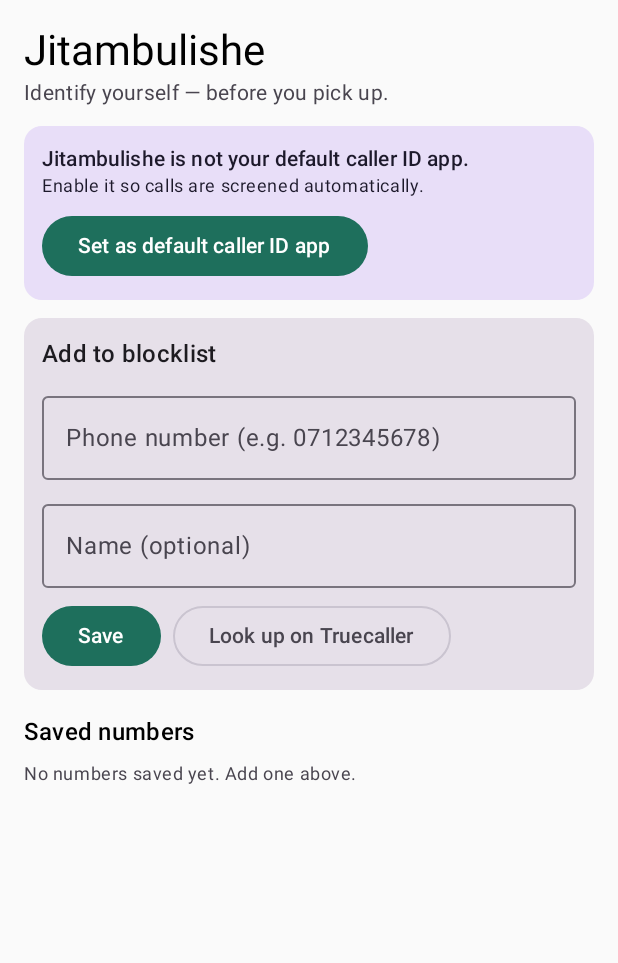
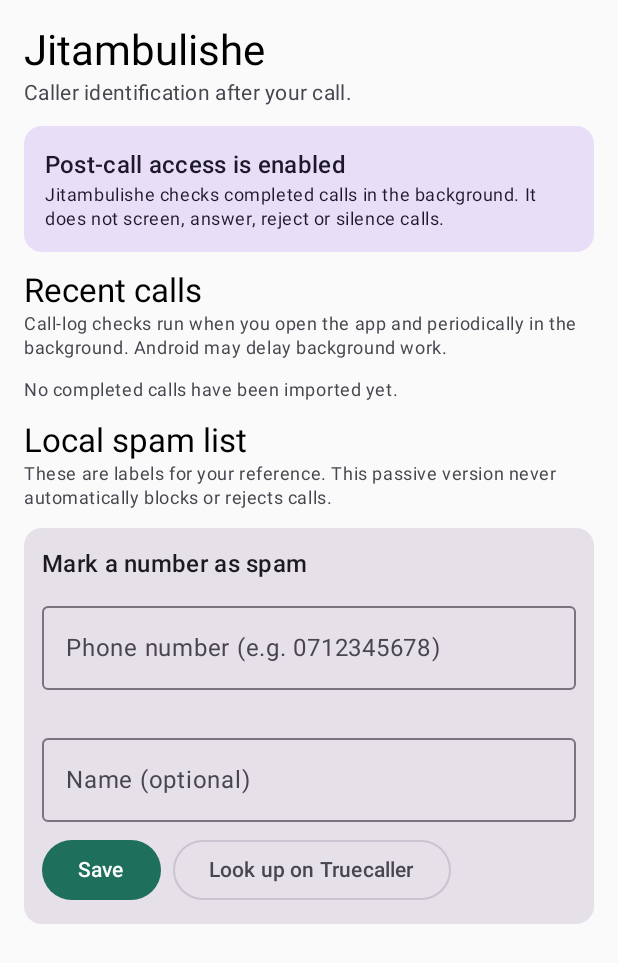
Before and after one commit to cyonah/Jitambulishe, an Android app built with Jetpack Compose: the screen it shows after launch (MainActivity), on a phone screen of 412 x 824 dp. Shown: the top 963 px of the screen. Run offline under Robolectric (Android 15) with nearby library versions, the phone set to English and light mode, and no system bars; our stand-ins replace Room's generated code; 2 statements that could not run were skipped.

Commit message:
Add files via upload

```diff
--- a/app/build.gradle.kts
+++ b/app/build.gradle.kts
@@ -1,6 +1,7 @@
 plugins {
     id("com.android.application")
     id("org.jetbrains.kotlin.android")
+    id("org.jetbrains.kotlin.plugin.compose")
     id("com.google.devtools.ksp")
 }
 
@@ -18,9 +19,6 @@ android {
 
     buildFeatures {
         compose = true
-    }
-    composeOptions {
-        kotlinCompilerExtensionVersion = "1.5.15"
     }
 
     compileOptions {
--- a/app/src/main/java/com/jitambulishe/app/MainActivity.kt
+++ b/app/src/main/java/com/jitambulishe/app/MainActivity.kt
@@ -1,7 +1,7 @@
 package com.jitambulishe.app
 
-import android.app.role.RoleManager
-import android.content.Intent
+import android.Manifest
+import android.content.pm.PackageManager
 import android.os.Build
 import android.os.Bundle
 import androidx.activity.ComponentActivity
@@ -9,71 +9,84 @@ import androidx.activity.compose.setContent
 import androidx.activity.result.contract.ActivityResultContracts
 import androidx.compose.runtime.getValue
 import androidx.compose.runtime.mutableStateOf
-import androidx.compose.runtime.remember
 import androidx.compose.runtime.setValue
+import androidx.core.content.ContextCompat
+import androidx.work.ExistingPeriodicWorkPolicy
+import androidx.work.PeriodicWorkRequestBuilder
+import androidx.work.OneTimeWorkRequestBuilder
+import androidx.work.WorkManager
 import com.jitambulishe.app.data.AppDatabase
 import com.jitambulishe.app.ui.HomeScreen
 import com.jitambulishe.app.ui.theme.JitambulisheTheme
-import com.jitambulishe.app.workers.BlocklistSyncWorker
-import androidx.work.Constraints
-import androidx.work.ExistingPeriodicWorkPolicy
-import androidx.work.PeriodicWorkRequestBuilder
-import androidx.work.WorkManager
+import com.jitambulishe.app.workers.CallLogSyncWorker
 import java.util.concurrent.TimeUnit
 
 class MainActivity : ComponentActivity() {
 
-    private val roleLauncher = registerForActivityResult(
-        ActivityResultContracts.StartActivityForResult()
-    ) { /* Result ignored: the system tells us if we became default. */ }
+    private var hasCallLogPermission by mutableStateOf(false)
+    private var hasNotificationPermission by mutableStateOf(true)
+
+    private val permissionLauncher = registerForActivityResult(
+        ActivityResultContracts.RequestMultiplePermissions()
+    ) {
+        refreshPermissions()
+        if (hasCallLogPermission) enqueueImmediateScan()
+    }
 
     override fun onCreate(savedInstanceState: Bundle?) {
         super.onCreate(savedInstanceState)
-
-        scheduleSync()
+        refreshPermissions()
+        scheduleCallLogSync()
 
         setContent {
             JitambulisheTheme {
-                val context = this
-                var isDefault by remember { mutableStateOf(isDefaultCallerIdApp()) }
-
                 HomeScreen(
-                    isDefaultCallerIdApp = isDefault,
-                    onRequestDefault = {
-                        requestDefaultCallerIdRole()
-                    },
-                    database = AppDatabase.get(context)
+                    database = AppDatabase.get(this),
+                    hasCallLogPermission = hasCallLogPermission,
+                    hasNotificationPermission = hasNotificationPermission,
+                    onRequestPermissions = ::requestPermissions
                 )
             }
         }
     }
 
-    private fun isDefaultCallerIdApp(): Boolean {
-        if (Build.VERSION.SDK_INT < Build.VERSION_CODES.Q) return false
-        val roleManager = getSystemService(RoleManager::class.java) ?: return false
-        return roleManager.isRoleHeld(RoleManager.ROLE_CALL_SCREENING)
+    override fun onResume() {
+        super.onResume()
+        refreshPermissions()
+        if (hasCallLogPermission) enqueueImmediateScan()
     }
 
-    private fun requestDefaultCallerIdRole() {
-        if (Build.VERSION.SDK_INT < Build.VERSION_CODES.Q) return
-        val roleManager = getSystemService(RoleManager::class.java) ?: return
-        if (!roleManager.isRoleAvailable(RoleManager.ROLE_CALL_SCREENING)) return
-        if (roleManager.isRoleHeld(RoleManager.ROLE_CALL_SCREENING)) return
-        val intent: Intent = roleManager.createRequestRoleIntent(RoleManager.ROLE_CALL_SCREENING)
-        roleLauncher.launch(intent)
+    private fun refreshPermissions() {
+        hasCallLogPermission = ContextCompat.checkSelfPermission(
+            this, Manifest.permission.READ_CALL_LOG
+        ) == PackageManager.PERMISSION_GRANTED
+
+        hasNotificationPermission = Build.VERSION.SDK_INT < 33 ||
+            ContextCompat.checkSelfPermission(
+                this, Manifest.permission.POST_NOTIFICATIONS
+            ) == PackageManager.PERMISSION_GRANTED
     }
 
-    private fun scheduleSync() {
-        val constraints = Constraints.Builder()
-            .setRequiresCharging(true)
-            .build()
-        val request = PeriodicWorkRequestBuilder<BlocklistSyncWorker>(30, TimeUnit.DAYS)
-            .setConstraints(constraints)
+    private fun requestPermissions() {
+        val requested = buildList {
+            add(Manifest.permission.READ_CALL_LOG)
+            if (Build.VERSION.SDK_INT >= 33) add(Manifest.permission.POST_NOTIFICATIONS)
+        }
+        permissionLauncher.launch(requested.toTypedArray())
+    }
+
+    private fun scheduleCallLogSync() {
+        val periodic = PeriodicWorkRequestBuilder<CallLogSyncWorker>(15, TimeUnit.MINUTES)
             .build()
         WorkManager.getInstance(this).enqueueUniquePeriodicWork(
-            "blocklist_sync",
-            ExistingPeriodicWorkPolicy.KEEP,
-            request
+            CallLogSyncWorker.UNIQUE_WORK_NAME,
+            ExistingPeriodicWorkPolicy.UPDATE,
+            periodic
         )
+        if (hasCallLogPermission) enqueueImmediateScan()
+    }
+
+    private fun enqueueImmediateScan() {
+        WorkManager.getInstance(this).enqueue(OneTimeWorkRequestBuilder<CallLogSyncWorker>().build())
     }
 }
--- a/app/src/main/java/com/jitambulishe/app/data/AppDatabase.kt
+++ b/app/src/main/java/com/jitambulishe/app/data/AppDatabase.kt
@@ -4,13 +4,37 @@ import android.content.Context
 import androidx.room.Database
 import androidx.room.Room
 import androidx.room.RoomDatabase
+import androidx.room.migration.Migration
+import androidx.sqlite.db.SupportSQLiteDatabase
 
-@Database(entities = [SpamNumber::class], version = 1, exportSchema = false)
+@Database(
+    entities = [SpamNumber::class, CallRecord::class],
+    version = 2,
+    exportSchema = false
+)
 abstract class AppDatabase : RoomDatabase() {
     abstract fun spamDao(): SpamDao
+    abstract fun callRecordDao(): CallRecordDao
 
     companion object {
         @Volatile private var INSTANCE: AppDatabase? = null
+
+        private val MIGRATION_1_2 = object : Migration(1, 2) {
+            override fun migrate(db: SupportSQLiteDatabase) {
+                db.execSQL(
+                    """CREATE TABLE IF NOT EXISTS call_records (
+                        callLogId INTEGER NOT NULL PRIMARY KEY,
+                        number TEXT NOT NULL,
+                        cachedName TEXT,
+                        callType INTEGER NOT NULL,
+                        callDate INTEGER NOT NULL,
+                        durationSeconds INTEGER NOT NULL,
+                        identifiedName TEXT,
+                        isSpam INTEGER NOT NULL
+                    )"""
+                )
+            }
+        }
 
         fun get(context: Context): AppDatabase =
             INSTANCE ?: synchronized(this) {
@@ -18,7 +42,7 @@ abstract class AppDatabase : RoomDatabase() {
                     context.applicationContext,
                     AppDatabase::class.java,
                     "jitambulishe.db"
-                ).fallbackToDestructiveMigration().build().also { INSTANCE = it }
+                ).addMigrations(MIGRATION_1_2).build().also { INSTANCE = it }
             }
     }
 }
--- /dev/null
+++ b/app/src/main/java/com/jitambulishe/app/data/CallRecordDao.kt
@@ -0,0 +1,19 @@
+package com.jitambulishe.app.data
+
+import androidx.room.Dao
+import androidx.room.Insert
+import androidx.room.OnConflictStrategy
+import androidx.room.Query
+import kotlinx.coroutines.flow.Flow
+
+@Dao
+interface CallRecordDao {
+    @Insert(onConflict = OnConflictStrategy.REPLACE)
+    suspend fun upsert(record: CallRecord)
+
+    @Query("SELECT * FROM call_records ORDER BY callDate DESC LIMIT 50")
+    fun observeRecent(): Flow<List<CallRecord>>
+
+    @Query("SELECT EXISTS(SELECT 1 FROM call_records WHERE callLogId = :id)")
+    suspend fun exists(id: Long): Boolean
+}
--- a/app/src/main/java/com/jitambulishe/app/ui/HomeScreen.kt
+++ b/app/src/main/java/com/jitambulishe/app/ui/HomeScreen.kt
@@ -31,81 +31,146 @@ import androidx.compose.ui.Modifier
 import androidx.compose.ui.platform.LocalContext
 import androidx.compose.ui.unit.dp
 import com.jitambulishe.app.data.AppDatabase
+import com.jitambulishe.app.data.CallRecord
 import com.jitambulishe.app.data.SpamNumber
 import com.jitambulishe.app.util.PhoneNumberUtils
-import kotlinx.coroutines.flow.flow
 import kotlinx.coroutines.launch
+import java.text.DateFormat
+import java.util.Date
 
 @Composable
 fun HomeScreen(
-    isDefaultCallerIdApp: Boolean,
-    onRequestDefault: () -> Unit,
-    database: AppDatabase
+    database: AppDatabase,
+    hasCallLogPermission: Boolean,
+    hasNotificationPermission: Boolean,
+    onRequestPermissions: () -> Unit
 ) {
     val scope = androidx.compose.runtime.rememberCoroutineScope()
     val context = LocalContext.current
     val dao = database.spamDao()
-
-    // Simple way to trigger a refresh after adds/deletes without a ViewModel.
-    var refreshTrigger by remember { mutableStateOf(0) }
-    val entriesFlow = remember(refreshTrigger) { dao.observeAll() }
-    val entries by entriesFlow.collectAsState(initial = emptyList())
+    val entries by dao.observeAll().collectAsState(initial = emptyList())
+    val recentCalls by database.callRecordDao().observeRecent().collectAsState(initial = emptyList())
 
     var inputNumber by remember { mutableStateOf("") }
     var inputName by remember { mutableStateOf("") }
+    var error by remember { mutableStateOf<String?>(null) }
 
-    Column(
-        modifier = Modifier
-            .fillMaxSize()
-            .padding(16.dp)
+    LazyColumn(
+        modifier = Modifier.fillMaxSize(),
+        contentPadding = androidx.compose.foundation.layout.PaddingValues(16.dp),
+        verticalArrangement = Arrangement.spacedBy(12.dp)
     ) {
+        item {
+            Text("Jitambulishe", style = MaterialTheme.typography.headlineMedium)
             Text(
-            text = "Jitambulishe",
-            style = MaterialTheme.typography.headlineMedium
-        )
-        Text(
-            text = "Identify yourself — before you pick up.",
+                "Caller identification after your call.",
                 style = MaterialTheme.typography.bodyMedium,
                 color = MaterialTheme.colorScheme.onSurfaceVariant
             )
+        }
 
-        Spacer(Modifier.height(12.dp))
-
-        if (!isDefaultCallerIdApp) {
+        item {
             Card(
+                modifier = Modifier.fillMaxWidth(),
                 colors = CardDefaults.cardColors(
                     containerColor = MaterialTheme.colorScheme.secondaryContainer
-                ),
-                modifier = Modifier.fillMaxWidth()
+                )
             ) {
-                Column(Modifier.padding(12.dp)) {
+                Column(Modifier.padding(14.dp)) {
                     Text(
-                        "Jitambulishe is not your default caller ID app.",
-                        style = MaterialTheme.typography.titleSmall
+                        if (hasCallLogPermission) "Post-call access is enabled"
+                        else "Allow call-log access",
+                        style = MaterialTheme.typography.titleMedium
                     )
                     Text(
-                        "Enable it so calls are screened automatically.",
+                        if (hasCallLogPermission)
+                            "Jitambulishe checks completed calls in the background. It does not screen, answer, reject or silence calls."
+                        else
+                            "Android call-log permission lets Jitambulishe review calls after they finish. It does not control live calls.",
                         style = MaterialTheme.typography.bodySmall
                     )
+                    if (!hasCallLogPermission || !hasNotificationPermission) {
                         Spacer(Modifier.height(8.dp))
-                    Button(onClick = onRequestDefault) {
-                        Text("Set as default caller ID app")
+                        Button(onClick = onRequestPermissions) {
+                            Text("Grant required permissions")
+                        }
+                    }
+                    if (hasCallLogPermission && !hasNotificationPermission) {
+                        Text(
+                            "Notifications are disabled. You can still review calls in this app.",
+                            style = MaterialTheme.typography.labelSmall
+                        )
                     }
                 }
             }
-            Spacer(Modifier.height(12.dp))
         }
 
-        // Add a number manually
+        item {
+            Text("Recent calls", style = MaterialTheme.typography.titleLarge)
+            Text(
+                "Call-log checks run when you open the app and periodically in the background. Android may delay background work.",
+                style = MaterialTheme.typography.bodySmall,
+                color = MaterialTheme.colorScheme.onSurfaceVariant
+            )
+        }
+
+        if (!hasCallLogPermission) {
+            item {
+                Text(
+                    "Grant call-log access to populate this list. If Android refuses the restricted permission on your device, use the manual Truecaller lookup below.",
+                    style = MaterialTheme.typography.bodySmall,
+                    color = MaterialTheme.colorScheme.onSurfaceVariant
+                )
+            }
+        } else if (recentCalls.isEmpty()) {
+            item {
+                Text(
+                    "No completed calls have been imported yet.",
+                    style = MaterialTheme.typography.bodySmall,
+                    color = MaterialTheme.colorScheme.onSurfaceVariant
+                )
+            }
+        } else {
+            items(recentCalls, key = { it.callLogId }) { call ->
+                CallRecordRow(call = call, onLookup = {
+                    val uri = Uri.parse(
+                        "https://www.truecaller.com/search/ke/${call.number.removePrefix("+")}"
+                    )
+                    context.startActivity(Intent(Intent.ACTION_VIEW, uri))
+                }, onBlock = {
+                    scope.launch {
+                        dao.upsert(
+                            SpamNumber(
+                                number = call.number,
+                                name = call.identifiedName ?: call.cachedName,
+                                isSpam = true
+                            )
+                        )
+                    }
+                })
+            }
+        }
+
+        item {
+            Text("Local spam list", style = MaterialTheme.typography.titleLarge)
+            Text(
+                "These are labels for your reference. This passive version never automatically blocks or rejects calls.",
+                style = MaterialTheme.typography.bodySmall,
+                color = MaterialTheme.colorScheme.onSurfaceVariant
+            )
+        }
+        item {
             Card(modifier = Modifier.fillMaxWidth()) {
                 Column(Modifier.padding(12.dp)) {
-                Text("Add to blocklist", style = MaterialTheme.typography.titleMedium)
+                    Text("Mark a number as spam", style = MaterialTheme.typography.titleMedium)
                     Spacer(Modifier.height(8.dp))
                     OutlinedTextField(
                         value = inputNumber,
-                    onValueChange = { inputNumber = it },
+                        onValueChange = { inputNumber = it; error = null },
                         label = { Text("Phone number (e.g. 0712345678)") },
                         singleLine = true,
+                        isError = error != null,
+                        supportingText = { if (error != null) Text(error!!) },
                         modifier = Modifier.fillMaxWidth()
                     )
                     Spacer(Modifier.height(8.dp))
@@ -118,9 +183,10 @@ fun HomeScreen(
                     )
                     Spacer(Modifier.height(8.dp))
                     Row(horizontalArrangement = Arrangement.spacedBy(8.dp)) {
-                    Button(
-                        onClick = {
-                            if (inputNumber.isBlank()) return@Button
+                        Button(onClick = {
+                            if (!PhoneNumberUtils.isValidKenyanNumber(inputNumber)) {
+                                error = "Enter a valid Kenyan number."
+                            } else {
                                 val normalized = PhoneNumberUtils.normalize(inputNumber)
                                 scope.launch {
                                     dao.upsert(
@@ -132,50 +198,46 @@ fun HomeScreen(
                                     )
                                     inputNumber = ""
                                     inputName = ""
-                                refreshTrigger++
+                                    error = null
                                 }
                             }
-                    ) { Text("Save") }
+                        }) { Text("Save") }
 
-                    OutlinedButton(
-                        onClick = {
-                            if (inputNumber.isBlank()) return@OutlinedButton
+                        OutlinedButton(onClick = {
+                            if (!PhoneNumberUtils.isValidKenyanNumber(inputNumber)) {
+                                error = "Enter a valid number first."
+                            } else {
                                 val normalized = PhoneNumberUtils.normalize(inputNumber)
-                            val url = "https://www.truecaller.com/search/ke/${
-                                normalized.removePrefix("+")
-                            }"
-                            context.startActivity(Intent(Intent.ACTION_VIEW, Uri.parse(url)))
+                                val uri = Uri.parse(
+                                    "https://www.truecaller.com/search/ke/${normalized.removePrefix("+")}"
+                                )
+                                context.startActivity(Intent(Intent.ACTION_VIEW, uri))
                             }
-                    ) { Text("Look up on Truecaller") }
+                        }) { Text("Look up on Truecaller") }
+                    }
                 }
             }
         }
 
-        Spacer(Modifier.height(16.dp))
-        Text("Saved numbers", style = MaterialTheme.typography.titleMedium)
-        Spacer(Modifier.height(8.dp))
-
-        if (entries.isEmpty()) {
+        if (entries.isNotEmpty()) {
+            items(entries, key = { "saved_${it.number}" }) { entry ->
+                Card(modifier = Modifier.fillMaxWidth()) {
+                    Row(
+                        modifier = Modifier.fillMaxWidth().padding(12.dp),
+                        verticalAlignment = Alignment.CenterVertically
+                    ) {
+                        Column(Modifier.weight(1f)) {
+                            Text(entry.name ?: PhoneNumberUtils.formatForDisplay(entry.number))
                             Text(
-                "No numbers saved yet. Add one above.",
+                                entry.number,
                                 style = MaterialTheme.typography.bodySmall,
                                 color = MaterialTheme.colorScheme.onSurfaceVariant
                             )
-        } else {
-            LazyColumn(
-                verticalArrangement = Arrangement.spacedBy(8.dp),
-                modifier = Modifier.fillMaxSize()
-            ) {
-                items(entries, key = { it.number }) { entry ->
-                    EntryRow(
-                        entry = entry,
-                        onDelete = {
-                            scope.launch {
-                                dao.delete(entry.number)
-                                refreshTrigger++
                         }
+                        OutlinedButton(onClick = {
+                            scope.launch { dao.delete(entry.number) }
+                        }) { Text("Remove") }
                     }
-                    )
                 }
             }
         }
@@ -183,27 +245,39 @@ fun HomeScreen(
 }
 
 @Composable
-private fun EntryRow(entry: SpamNumber, onDelete: () -> Unit) {
+private fun CallRecordRow(
+    call: CallRecord,
+    onLookup: () -> Unit,
+    onBlock: () -> Unit
+) {
+    val contextLabel = when (call.callType) {
+        android.provider.CallLog.Calls.INCOMING_TYPE -> "Incoming"
+        android.provider.CallLog.Calls.OUTGOING_TYPE -> "Outgoing"
+        android.provider.CallLog.Calls.MISSED_TYPE -> "Missed"
+        android.provider.CallLog.Calls.REJECTED_TYPE -> "Rejected"
+        else -> "Call"
+    }
+    val displayName = call.identifiedName ?: call.cachedName ?: call.number
     Card(modifier = Modifier.fillMaxWidth()) {
-        Row(
-            modifier = Modifier
-                .fillMaxWidth()
-                .padding(12.dp),
-            verticalAlignment = Alignment.CenterVertically
-        ) {
+        Column(Modifier.padding(12.dp), verticalArrangement = Arrangement.spacedBy(4.dp)) {
+            Row(verticalAlignment = Alignment.CenterVertically) {
                 Column(Modifier.weight(1f)) {
+                    Text(displayName, style = MaterialTheme.typography.titleSmall)
                     Text(
-                    text = entry.name ?: PhoneNumberUtils.formatForDisplay(entry.number),
-                    style = MaterialTheme.typography.titleSmall
-                )
-                Text(
-                    text = entry.number,
+                        "$contextLabel · ${DateFormat.getDateTimeInstance(DateFormat.SHORT, DateFormat.SHORT).format(Date(call.callDate))}",
                         style = MaterialTheme.typography.bodySmall,
                         color = MaterialTheme.colorScheme.onSurfaceVariant
                     )
                 }
-            Spacer(Modifier.width(8.dp))
-            OutlinedButton(onClick = onDelete) { Text("Remove") }
+                if (call.isSpam) {
+                    Text("On blocklist", color = MaterialTheme.colorScheme.error,
+                        style = MaterialTheme.typography.labelSmall)
+                }
+            }
+            Row(horizontalArrangement = Arrangement.spacedBy(8.dp)) {
+                OutlinedButton(onClick = onLookup) { Text("Truecaller lookup") }
+                OutlinedButton(onClick = onBlock) { Text("Block number") }
             }
         }
     }
+}
--- a/build.gradle.kts
+++ b/build.gradle.kts
@@ -1,5 +1,6 @@
 plugins {
     id("com.android.application") version "8.7.3" apply false
     id("org.jetbrains.kotlin.android") version "2.0.21" apply false
+    id("org.jetbrains.kotlin.plugin.compose") version "2.0.21" apply false
     id("com.google.devtools.ksp") version "2.0.21-1.0.28" apply false
 }
```
Also changed, not shown: app/src/main/AndroidManifest.xml (+4 -15 lines), app/src/main/java/com/jitambulishe/app/data/CallRecord.kt (added, +16 -0 lines), app/src/main/java/com/jitambulishe/app/util/PhoneNumberUtils.kt (+10 -0 lines), app/src/main/java/com/jitambulishe/app/workers/CallLogSyncWorker.kt (added, +154 -0 lines), 3 other files. Lines whose indentation alone changed are shown as unchanged.
